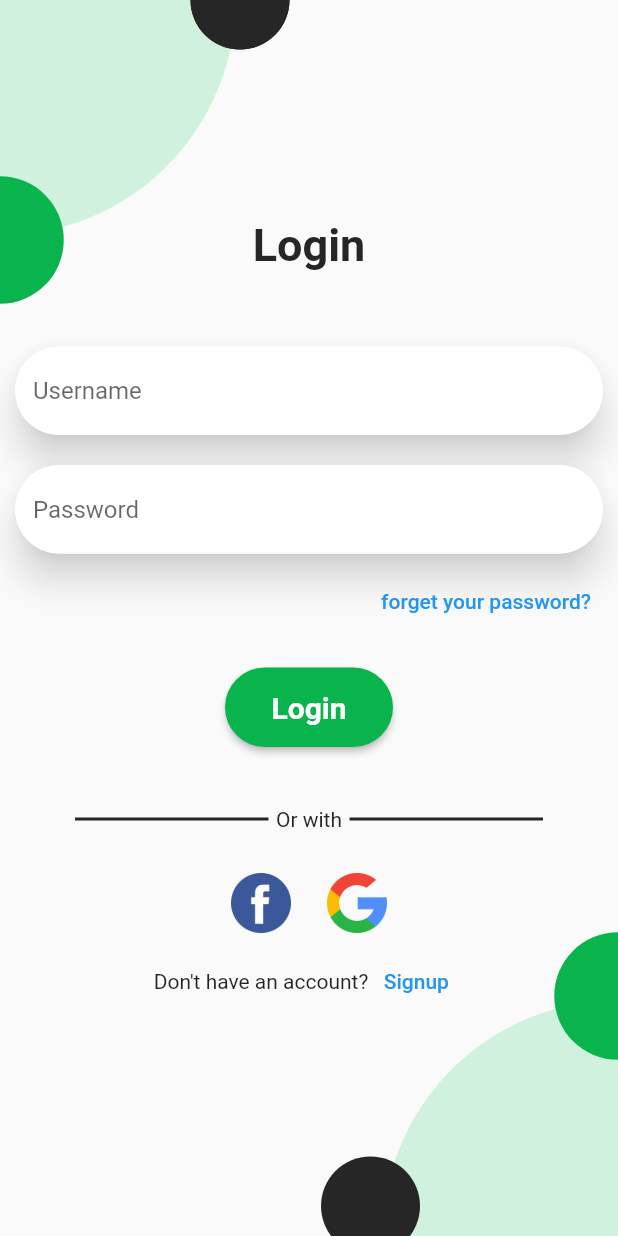
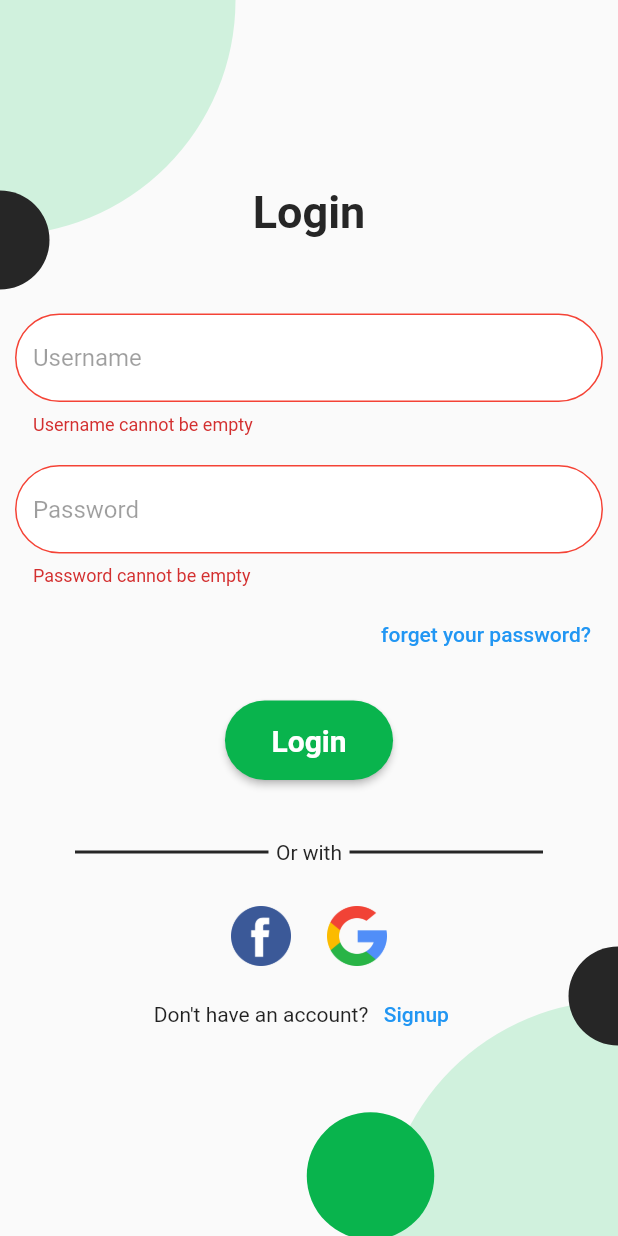
Before and after one commit to seifalaa/FoodCam-Frontend, a Flutter app: the Login screen opened directly, after a tap on "Login", on a phone screen of 412 x 824 dp. Run offline on Flutter 3.47's test engine with Material 2 defaults, Android fonts, the phone set to English and light mode, and no system bars; drawn by our look-alikes of loading_overlay.

Commit message:
Login page refactored

```diff
--- /dev/null
+++ b/lib/controllers/login_controller.dart
@@ -0,0 +1,28 @@
+import 'package:http/http.dart' as http;
+import 'dart:convert' as convert;
+
+class LoginController {
+  Future<bool> getToken(username, password) async {
+    var url = Uri.parse('http://10.0.2.2:8000/api-token/');
+    try {
+      var response = await http.post(
+        url,
+        body: convert.jsonEncode(
+            <String, String>{'username': username, 'password': password}),
+        headers: {
+          'Content-Type': 'application/json; charset=UTF-8',
+        },
+      );
+      if (response.statusCode == 200) {
+        var jsonResponse =
+            convert.jsonDecode(response.body) as Map<String, dynamic>;
+        return true;
+      } else {
+        return false;
+      }
+    } catch (e) {
+      print(e.toString());
+      return false;
+    }
+  }
+}
--- a/lib/main.dart
+++ b/lib/main.dart
@@ -1,6 +1,7 @@
 import 'package:flutter/material.dart';
 import 'package:foodcam_frontend/pages/login.dart';
 import 'package:foodcam_frontend/pages/signup.dart';
+import 'package:foodcam_frontend/widgets/text_form_field.dart';
 
 void main() {
   runApp(MyApp());
@@ -13,7 +14,7 @@ class MyApp extends StatelessWidget {
     return MaterialApp(
       debugShowCheckedModeBanner: false,
       title: 'Flutter Demo',
-      home: Signup(),
+      home: Login(),
     );
   }
 }
--- /dev/null
+++ b/lib/pages/home.dart
@@ -0,0 +1,10 @@
+import 'package:flutter/material.dart';
+
+class Home extends StatelessWidget {
+  const Home({Key? key}) : super(key: key);
+
+  @override
+  Widget build(BuildContext context) {
+    return Scaffold();
+  }
+}
--- a/lib/pages/login.dart
+++ b/lib/pages/login.dart
@@ -1,7 +1,12 @@
 import 'package:flutter/cupertino.dart';
 import 'package:flutter/material.dart';
 import 'package:foodcam_frontend/constants.dart';
+import 'package:foodcam_frontend/controllers/login_controller.dart';
+import 'package:foodcam_frontend/pages/home.dart';
+import 'package:foodcam_frontend/pages/signup.dart';
 import 'package:foodcam_frontend/widgets/login_bg.dart';
+import 'package:foodcam_frontend/widgets/text_form_field.dart';
+import 'package:loading_overlay/loading_overlay.dart';
 
 class Login extends StatefulWidget {
   const Login({Key? key}) : super(key: key);
@@ -12,11 +17,22 @@ class Login extends StatefulWidget {
 
 class _LoginState extends State<Login> {
   final GlobalKey<FormState> _formKey = GlobalKey<FormState>();
+  final _controller = LoginController();
+  final _usernameController = TextEditingController();
+  final _passwordController = TextEditingController();
+  bool _isLoading = false;
 
   @override
   Widget build(BuildContext context) {
     return Scaffold(
-      body: SafeArea(
+      body: LoadingOverlay(
+        isLoading: _isLoading,
+        color: Colors.black,
+        opacity: 0.3,
+        progressIndicator: CircularProgressIndicator(
+          color: KPrimaryColor,
+        ),
+        child: SafeArea(
           child: Stack(
             children: [
               Container(
@@ -46,62 +62,27 @@ class _LoginState extends State<Login> {
                             SizedBox(
                               height: 50,
                             ),
-                          Material(
-                            borderRadius: BorderRadius.circular(100),
-                            elevation: 10.0,
-                            shadowColor: Color(0xB0000000),
-                            child: TextFormField(
-                              decoration: InputDecoration(
-                                fillColor: Colors.white,
-                                filled: true,
-                                hintText: 'Username',
-                                enabledBorder: OutlineInputBorder(
-                                  borderSide: BorderSide(
-                                      color: Colors.transparent, width: 2),
-                                  borderRadius: BorderRadius.circular(100),
-                                ),
-                                focusedBorder: OutlineInputBorder(
-                                  borderSide:
-                                      BorderSide(color: Colors.blue, width: 2),
-                                  borderRadius: BorderRadius.circular(100),
-                                ),
-                                errorBorder: OutlineInputBorder(
-                                  borderSide:
-                                      BorderSide(color: Colors.red, width: 2),
-                                  borderRadius: BorderRadius.circular(100),
-                                ),
-                              ),
-                            ),
+                            CustomTextFormField(
+                              validator: (input) {
+                                return input == ''
+                                    ? 'Username cannot be empty'
+                                    : null;
+                              },
+                              hint: 'Username',
+                              controller: _usernameController,
+                              isObscure: false,
                             ),
                             Padding(
                               padding: const EdgeInsets.only(top: 20.0),
-                            child: Material(
-                              borderRadius: BorderRadius.circular(100),
-                              elevation: 10.0,
-                              shadowColor: Color(0xB0000000),
-                              child: TextFormField(
-                                obscureText: true,
-                                decoration: InputDecoration(
-                                  fillColor: Colors.white,
-                                  filled: true,
-                                  hintText: 'Password',
-                                  enabledBorder: OutlineInputBorder(
-                                    borderSide: BorderSide(
-                                        color: Colors.transparent, width: 2),
-                                    borderRadius: BorderRadius.circular(100),
-                                  ),
-                                  focusedBorder: OutlineInputBorder(
-                                    borderSide: BorderSide(
-                                        color: Colors.blue, width: 2),
-                                    borderRadius: BorderRadius.circular(100),
-                                  ),
-                                  errorBorder: OutlineInputBorder(
-                                    borderSide:
-                                        BorderSide(color: Colors.red, width: 2),
-                                    borderRadius: BorderRadius.circular(100),
-                                  ),
-                                ),
-                              ),
+                              child: CustomTextFormField(
+                                controller: _passwordController,
+                                hint: 'Password',
+                                validator: (input) {
+                                  return input == ''
+                                      ? 'Password cannot be empty'
+                                      : null;
+                                },
+                                isObscure: true,
                               ),
                             ),
                             Padding(
@@ -123,7 +104,34 @@ class _LoginState extends State<Login> {
                                     borderRadius: BorderRadius.circular(100),
                                   ),
                                 ),
-                              onPressed: () {},
+                                onPressed: () async {
+                                  if (_formKey.currentState!.validate()) {
+                                    setState(() {
+                                      _isLoading = true;
+                                    });
+                                    bool response = await _controller.getToken(
+                                        _usernameController.text,
+                                        _passwordController.text);
+                                    setState(() {
+                                      _isLoading = false;
+                                    });
+                                    if (!response) {
+                                      ScaffoldMessenger.of(context)
+                                          .showSnackBar(
+                                        SnackBar(
+                                          content: Text('Invalid Credentials'),
+                                        ),
+                                      );
+                                    } else {
+                                      Navigator.pushReplacement(
+                                        context,
+                                        MaterialPageRoute(
+                                          builder: (context) => Home(),
+                                        ),
+                                      );
+                                    }
+                                  }
+                                },
                                 child: Padding(
                                   padding: const EdgeInsets.all(15.0),
                                   child: Text(
@@ -199,7 +207,12 @@ class _LoginState extends State<Login> {
                       children: [
                         Text('Don\'t have an account?'),
                         TextButton(
-                        onPressed: () {},
+                          onPressed: () {
+                            Navigator.push(
+                              context,
+                              MaterialPageRoute(builder: (context) => Signup()),
+                            );
+                          },
                           child: Text('Signup'),
                         )
                       ],
@@ -210,6 +223,7 @@ class _LoginState extends State<Login> {
             ],
           ),
         ),
+      ),
     );
   }
 }
--- a/lib/pages/signup.dart
+++ b/lib/pages/signup.dart
@@ -9,6 +9,7 @@ class Signup extends StatefulWidget {
   _SignupState createState() => _SignupState();
 }
 
+//TODO: Refactor the fields to be separate widgets
 class _SignupState extends State<Signup> {
   GlobalKey _formKey = GlobalKey<FormState>();
 
--- a/lib/widgets/login_bg.dart
+++ b/lib/widgets/login_bg.dart
@@ -35,38 +35,30 @@ class BG extends CustomPainter {
         0,
         160,
       ),
-      42.5,
-      circle2,
-    );
-    canvas.drawCircle(
-      Offset(
-        160,
-        0,
-      ),
-      33,
-      circle3,
-    );
-    canvas.drawCircle(
-      Offset(
-        MediaQuery.of(context).size.width-165,
-        MediaQuery.of(context).size.height - 20,
-      ),
       33,
       circle3,
     );
     canvas.drawCircle(
       Offset(
         160,
-        0,
+        -50,
       ),
-      33,
-      circle3,
+      42.5,
+      circle2,
+    );
+    canvas.drawCircle(
+      Offset(
+        MediaQuery.of(context).size.width-165,
+        MediaQuery.of(context).size.height - 40,
+      ),
+      42.5,
+      circle2,
     );
     canvas.drawCircle(
       Offset(MediaQuery.of(context).size.width,
           MediaQuery.of(context).size.height - 160),
-      42.5,
-      circle2,
+      33,
+      circle3,
     );
   }
 
--- /dev/null
+++ b/lib/widgets/text_form_field.dart
@@ -0,0 +1,54 @@
+import 'package:flutter/material.dart';
+import 'package:foodcam_frontend/constants.dart';
+
+class CustomTextFormField extends StatelessWidget {
+  const CustomTextFormField({
+    Key? key,
+    required this.validator,
+    required this.hint,
+    required this.controller,
+    required this.isObscure,
+  }) : super(key: key);
+  final validator;
+  final hint;
+  final controller;
+  final isObscure;
+
+  @override
+  Widget build(BuildContext context) {
+    return TextFormField(
+      obscureText: isObscure,
+      controller: controller,
+      validator: validator,
+      decoration: InputDecoration(
+          enabledBorder: OutlineInputBorder(
+            borderRadius: BorderRadius.circular(100),
+            borderSide: BorderSide(
+              color: KPrimaryColor,
+            ),
+          ),
+          errorBorder: OutlineInputBorder(
+            borderRadius: BorderRadius.circular(100),
+            borderSide: BorderSide(
+              color: Colors.red,
+            ),
+          ),
+          focusedErrorBorder: OutlineInputBorder(
+            borderRadius: BorderRadius.circular(100),
+            borderSide: BorderSide(
+              color: Colors.red,
+            ),
+          ),
+          focusedBorder: OutlineInputBorder(
+            borderRadius: BorderRadius.circular(100),
+            borderSide: BorderSide(
+              color: Colors.blue,
+            ),
+          ),
+          filled: true,
+          fillColor: Colors.white,
+          hintText: hint,
+          hintStyle: TextStyle(color: Colors.black38)),
+    );
+  }
+}
--- a/pubspec.yaml
+++ b/pubspec.yaml
@@ -27,7 +27,9 @@ dependencies:
 
   # The following adds the Cupertino Icons font to your application.
   # Use with the CupertinoIcons class for iOS style icons.
-  cupertino_icons: ^1.0.2
+  cupertino_icons: ^1.0.3
+  http: ^0.13.3
+  loading_overlay: ^0.3.0
 
 dev_dependencies:
   flutter_test:
```
Also changed, not shown: pubspec.lock, 2 other files. Lines whose indentation alone changed are shown as unchanged.
